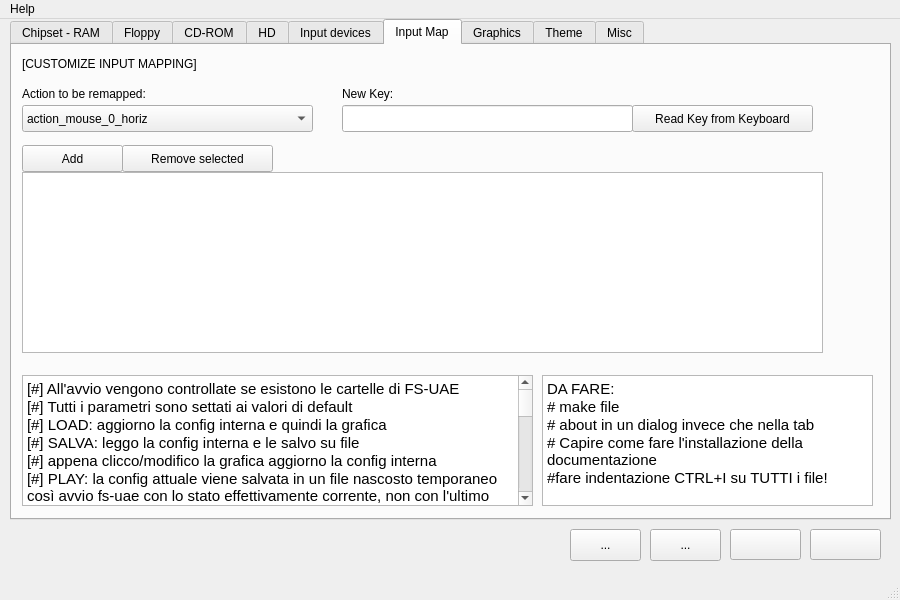
PSRAmiga/fs-uae, file amiga.ui: the form before one commit.
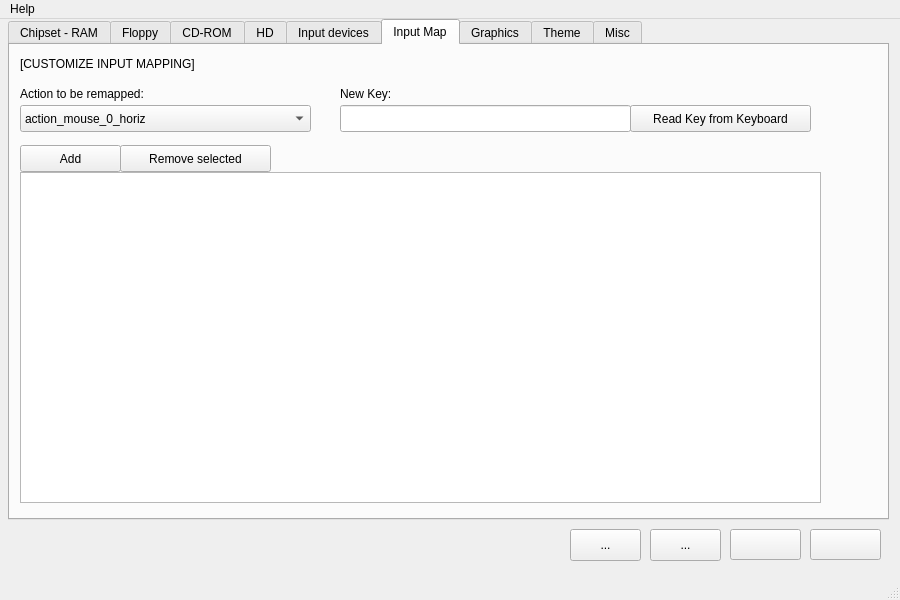
The form after the commit. The open tabs and pages were chosen to show the change. Icons and pictures are not drawn.

The edit to the form file:
```diff
--- a/amiga.ui
+++ b/amiga.ui
@@ -57,7 +57,7 @@
     </property>
     <property name="geometry">
      <rect>
-      <x>10</x>
+      <x>8</x>
       <y>0</y>
       <width>881</width>
       <height>501</height>
@@ -3549,59 +3549,6 @@
      <attribute name="title">
       <string>Input Map</string>
      </attribute>
-     <widget class="QTextEdit" name="textEdit">
-      <property name="geometry">
-       <rect>
-        <x>10</x>
-        <y>330</y>
-        <width>511</width>
-        <height>131</height>
-       </rect>
-      </property>
-      <property name="html">
-       <string>&lt;!DOCTYPE HTML PUBLIC &quot;-//W3C//DTD HTML 4.0//EN&quot; &quot;http://www.w3.org/TR/REC-html40/strict.dtd&quot;&gt;
-&lt;html&gt;&lt;head&gt;&lt;meta name=&quot;qrichtext&quot; content=&quot;1&quot; /&gt;&lt;style type=&quot;text/css&quot;&gt;
-p, li { white-space: pre-wrap; }
-&lt;/style&gt;&lt;/head&gt;&lt;body style=&quot; font-family:'Ubuntu'; font-size:11pt; font-weight:400; font-style:normal;&quot;&gt;
-&lt;p style=&quot; margin-top:0px; margin-bottom:0px; margin-left:0px; margin-right:0px; -qt-block-indent:0; text-indent:0px;&quot;&gt;[#] All'avvio vengono controllate se esistono le cartelle di FS-UAE&lt;/p&gt;
-&lt;p style=&quot; margin-top:0px; margin-bottom:0px; margin-left:0px; margin-right:0px; -qt-block-indent:0; text-indent:0px;&quot;&gt;[#] Tutti i parametri sono settati ai valori di default&lt;/p&gt;
-&lt;p style=&quot; margin-top:0px; margin-bottom:0px; margin-left:0px; margin-right:0px; -qt-block-indent:0; text-indent:0px;&quot;&gt;[#] LOAD: aggiorno la config interna e quindi la grafica&lt;/p&gt;
-&lt;p style=&quot; margin-top:0px; margin-bottom:0px; margin-left:0px; margin-right:0px; -qt-block-indent:0; text-indent:0px;&quot;&gt;[#] SALVA: leggo la config interna e le salvo su file&lt;/p&gt;
-&lt;p style=&quot; margin-top:0px; margin-bottom:0px; margin-left:0px; margin-right:0px; -qt-block-indent:0; text-indent:0px;&quot;&gt;[#] appena clicco/modifico la grafica aggiorno la config interna&lt;/p&gt;
-&lt;p style=&quot; margin-top:0px; margin-bottom:0px; margin-left:0px; margin-right:0px; -qt-block-indent:0; text-indent:0px;&quot;&gt;[#] PLAY: la config attuale viene salvata in un file nascosto temporaneo così avvio fs-uae con lo stato effettivamente corrente, non con l'ultimo salvato su file&lt;/p&gt;
-&lt;p style=&quot; margin-top:0px; margin-bottom:0px; margin-left:0px; margin-right:0px; -qt-block-indent:0; text-indent:0px;&quot;&gt;----------------------------------------------------------------------------------------------------------&lt;/p&gt;
-&lt;p style=&quot; margin-top:0px; margin-bottom:0px; margin-left:0px; margin-right:0px; -qt-block-indent:0; text-indent:0px;&quot;&gt;Al salvataggio il programma garantisce la coerenza perchè la grafica abilita/disabilita i vari componenti MA ma potrei manomettere il file con configurazioni non ammissibili o fare errori con la grafica (x es. seleziono CDTV, carico una ISO, cambio modello in A500, la zona CD viene disabilitata ma la ISO resta caricata anche se A500 non ha il lettore CD!)&lt;/p&gt;
-&lt;p style=&quot; margin-top:0px; margin-bottom:0px; margin-left:0px; margin-right:0px; -qt-block-indent:0; text-indent:0px;&quot;&gt;--&amp;gt; Prima di salvare, prima di avviare e al caricamento da file viene testata la coerenza della config e corretta (NON nel file, così poi SE voglio sovrascrivo il file errato&lt;/p&gt;
-&lt;p style=&quot; margin-top:0px; margin-bottom:0px; margin-left:0px; margin-right:0px; -qt-block-indent:0; text-indent:0px;&quot;&gt;----------------------------------------------------------------------------------------------------------&lt;/p&gt;
-&lt;p style=&quot; margin-top:0px; margin-bottom:0px; margin-left:0px; margin-right:0px; -qt-block-indent:0; text-indent:0px;&quot;&gt;Se nel file di config c'è una riga sbagliata (un parametro inesistente) la riga viene ignorata, se invece il parametro esiste ma il valore è invalido viene settato al valore di default&lt;/p&gt;
-&lt;p style=&quot; margin-top:0px; margin-bottom:0px; margin-left:0px; margin-right:0px; -qt-block-indent:0; text-indent:0px;&quot;&gt;==============================================&lt;/p&gt;
-&lt;p style=&quot; margin-top:0px; margin-bottom:0px; margin-left:0px; margin-right:0px; -qt-block-indent:0; text-indent:0px;&quot;&gt;[PROGRAM ARGUMENTS]&lt;/p&gt;
-&lt;p style=&quot; margin-top:0px; margin-bottom:0px; margin-left:0px; margin-right:0px; -qt-block-indent:0; text-indent:0px;&quot;&gt;[#] fs-uae config-file&lt;/p&gt;
-&lt;p style=&quot; margin-top:0px; margin-bottom:0px; margin-left:0px; margin-right:0px; -qt-block-indent:0; text-indent:0px;&quot;&gt;[#] You can also specify any configuration option with --key=value&lt;/p&gt;
-&lt;p style=&quot; margin-top:0px; margin-bottom:0px; margin-left:0px; margin-right:0px; -qt-block-indent:0; text-indent:0px;&quot;&gt;(e.g: fs-uae --floppy-drive-0=/path/to/adf)&lt;/p&gt;&lt;/body&gt;&lt;/html&gt;</string>
-      </property>
-     </widget>
-     <widget class="QTextEdit" name="textEdit_5">
-      <property name="geometry">
-       <rect>
-        <x>530</x>
-        <y>330</y>
-        <width>331</width>
-        <height>131</height>
-       </rect>
-      </property>
-      <property name="html">
-       <string>&lt;!DOCTYPE HTML PUBLIC &quot;-//W3C//DTD HTML 4.0//EN&quot; &quot;http://www.w3.org/TR/REC-html40/strict.dtd&quot;&gt;
-&lt;html&gt;&lt;head&gt;&lt;meta name=&quot;qrichtext&quot; content=&quot;1&quot; /&gt;&lt;style type=&quot;text/css&quot;&gt;
-p, li { white-space: pre-wrap; }
-&lt;/style&gt;&lt;/head&gt;&lt;body style=&quot; font-family:'Ubuntu'; font-size:11pt; font-weight:400; font-style:normal;&quot;&gt;
-&lt;p style=&quot; margin-top:0px; margin-bottom:0px; margin-left:0px; margin-right:0px; -qt-block-indent:0; text-indent:0px;&quot;&gt;DA FARE:&lt;/p&gt;
-&lt;p style=&quot; margin-top:0px; margin-bottom:0px; margin-left:0px; margin-right:0px; -qt-block-indent:0; text-indent:0px;&quot;&gt;# make file&lt;/p&gt;
-&lt;p style=&quot; margin-top:0px; margin-bottom:0px; margin-left:0px; margin-right:0px; -qt-block-indent:0; text-indent:0px;&quot;&gt;# about in un dialog invece che nella tab&lt;/p&gt;
-&lt;p style=&quot; margin-top:0px; margin-bottom:0px; margin-left:0px; margin-right:0px; -qt-block-indent:0; text-indent:0px;&quot;&gt;# Capire come fare l'installazione della documentazione&lt;/p&gt;
-&lt;p style=&quot; margin-top:0px; margin-bottom:0px; margin-left:0px; margin-right:0px; -qt-block-indent:0; text-indent:0px;&quot;&gt;#fare indentazione CTRL+I su TUTTI i file!&lt;/p&gt;&lt;/body&gt;&lt;/html&gt;</string>
-      </property>
-     </widget>
      <widget class="QPushButton" name="readKeyPushButton">
       <property name="geometry">
        <rect>
@@ -3657,7 +3604,7 @@
         <x>10</x>
         <y>127</y>
         <width>801</width>
-        <height>181</height>
+        <height>331</height>
        </rect>
       </property>
       <property name="selectionMode">
```
Left out of the diff: 2 changed lines with no effect on the pictures.
